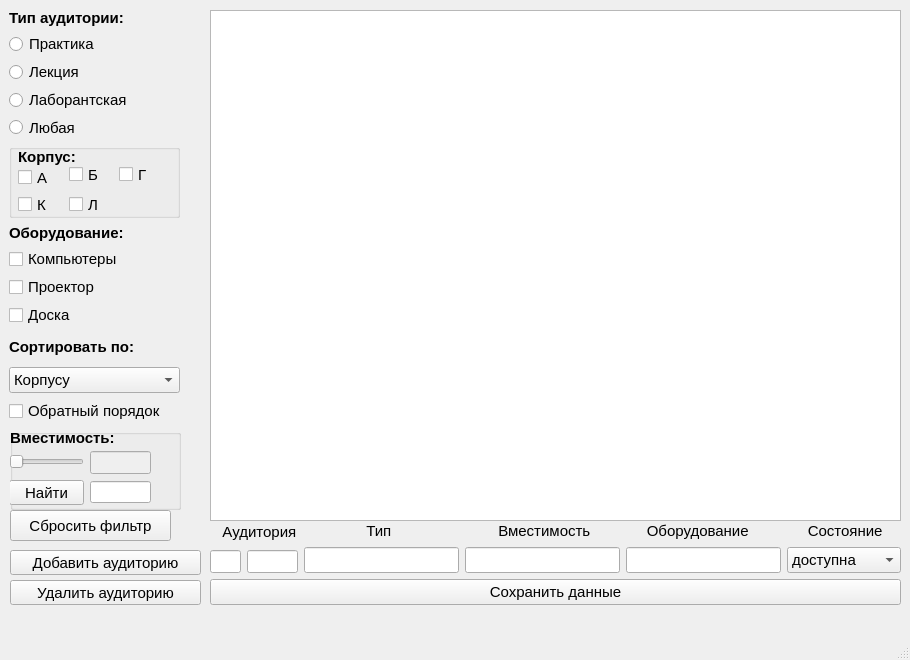
kirill737/BookingApp, file mainwindow.ui: the form before one commit.
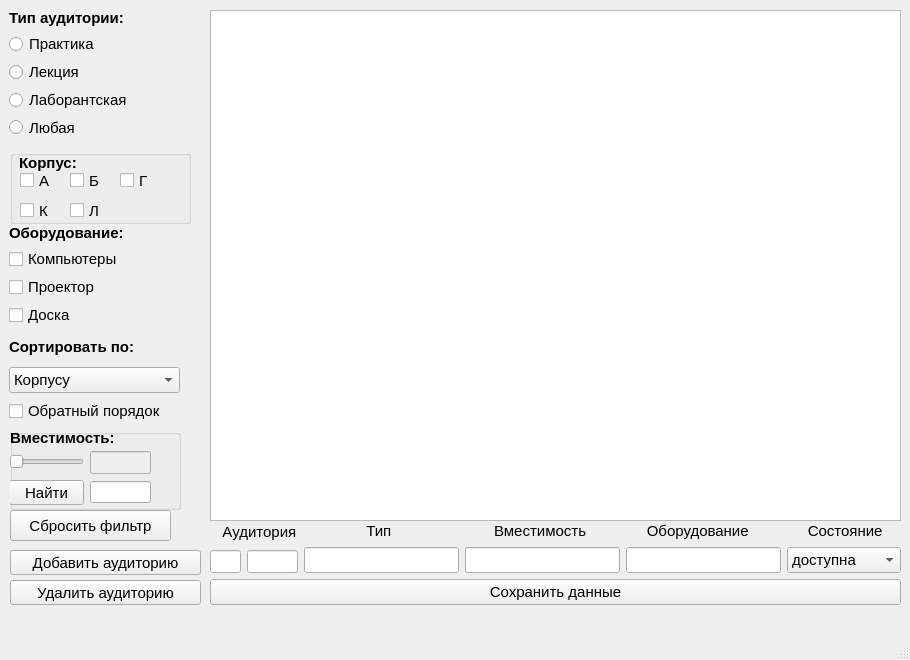
The form after the commit.

What changed in the file:
```diff
--- a/mainwindow.ui
+++ b/mainwindow.ui
@@ -319,9 +319,9 @@
    <widget class="QGroupBox" name="groupBox">
     <property name="geometry">
      <rect>
-      <x>9</x>
-      <y>144</y>
-      <width>171</width>
+      <x>10</x>
+      <y>150</y>
+      <width>181</width>
       <height>74</height>
      </rect>
     </property>
@@ -333,7 +333,7 @@
       <rect>
        <x>60</x>
        <y>50</y>
-       <width>33</width>
+       <width>41</width>
        <height>21</height>
       </rect>
      </property>
@@ -350,9 +350,9 @@
     <widget class="QCheckBox" name="checkBox_build_A">
      <property name="geometry">
       <rect>
-       <x>9</x>
-       <y>23</y>
-       <width>32</width>
+       <x>10</x>
+       <y>20</y>
+       <width>41</width>
        <height>21</height>
       </rect>
      </property>
@@ -371,7 +371,7 @@
       <rect>
        <x>9</x>
        <y>4</y>
-       <width>81</width>
+       <width>151</width>
        <height>17</height>
       </rect>
      </property>
@@ -389,9 +389,9 @@
     <widget class="QCheckBox" name="checkBox_build_K">
      <property name="geometry">
       <rect>
-       <x>9</x>
+       <x>10</x>
        <y>50</y>
-       <width>32</width>
+       <width>41</width>
        <height>21</height>
       </rect>
      </property>
@@ -410,7 +410,7 @@
       <rect>
        <x>60</x>
        <y>20</y>
-       <width>33</width>
+       <width>41</width>
        <height>21</height>
       </rect>
      </property>
@@ -429,7 +429,7 @@
       <rect>
        <x>110</x>
        <y>20</y>
-       <width>31</width>
+       <width>41</width>
        <height>21</height>
       </rect>
      </property>
@@ -551,7 +551,7 @@
      </property>
     </widget>
    </widget>
-   <widget class="QWidget" name="">
+   <widget class="QWidget" name="layoutWidget">
     <property name="geometry">
      <rect>
       <x>210</x>
@@ -666,7 +666,7 @@
             </font>
            </property>
            <property name="text">
-            <string>        Вместимость</string>
+            <string>       Вместимость</string>
            </property>
           </widget>
          </item>
```
